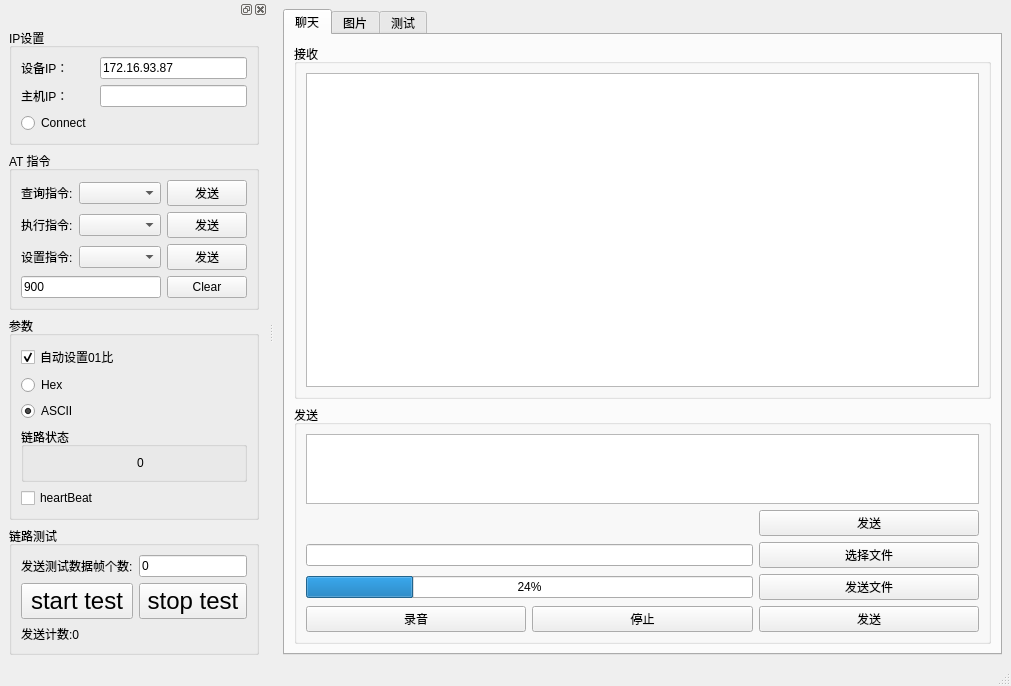
First picture: the form in mainwindow.ui, repository kdurant/laserCom, before the edit.
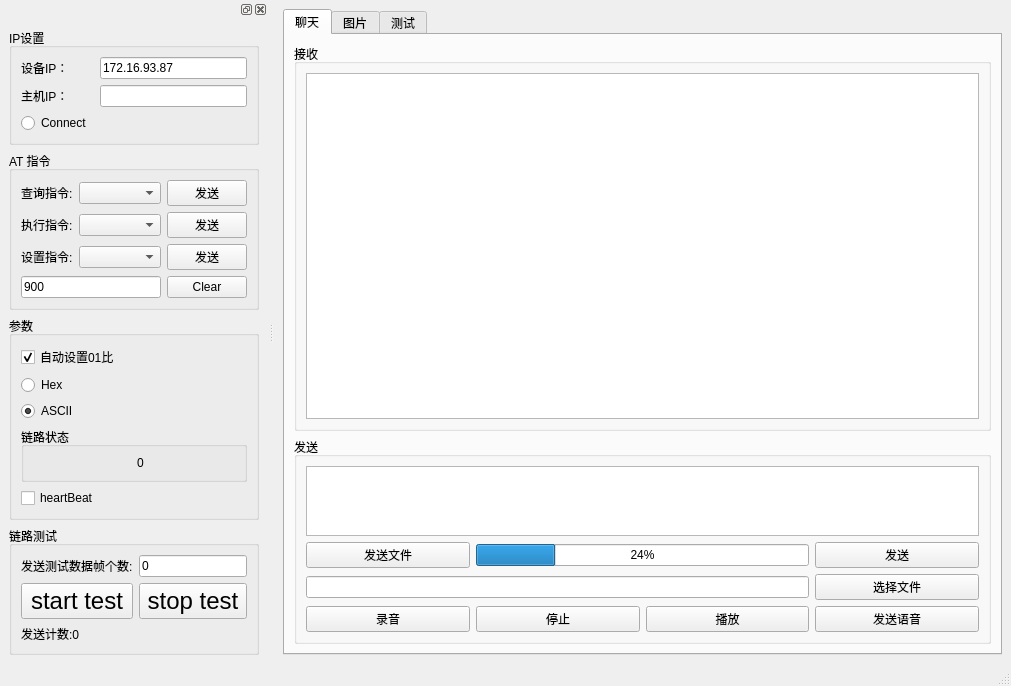
Second picture: the form after the edit. Icons and pictures are not drawn.

Commit message: feat: 完成语音传输功能

```diff
--- a/mainwindow.ui
+++ b/mainwindow.ui
@@ -43,14 +43,14 @@
            <string>发送</string>
           </property>
           <layout class="QGridLayout" name="gridLayout_2">
-           <item row="5" column="2">
-            <widget class="QPushButton" name="btn_audioSend">
+           <item row="5" column="0">
+            <widget class="QPushButton" name="btn_audioStart">
              <property name="text">
-              <string>发送</string>
+              <string>录音</string>
              </property>
             </widget>
            </item>
-           <item row="1" column="2">
+           <item row="1" column="3">
             <widget class="QPushButton" name="btn_sendText">
              <property name="text">
               <string>发送</string>
@@ -60,13 +60,6 @@
              </property>
             </widget>
            </item>
-           <item row="2" column="2">
-            <widget class="QPushButton" name="btn_selectFile">
-             <property name="text">
-              <string>选择文件</string>
-             </property>
-            </widget>
-           </item>
            <item row="5" column="1">
             <widget class="QPushButton" name="btn_audioStop">
              <property name="text">
@@ -74,7 +67,34 @@
              </property>
             </widget>
            </item>
-           <item row="3" column="2">
+           <item row="0" column="0" colspan="4">
+            <widget class="QTextEdit" name="textEdit_send"/>
+           </item>
+           <item row="2" column="3">
+            <widget class="QPushButton" name="btn_selectFile">
+             <property name="text">
+              <string>选择文件</string>
+             </property>
+            </widget>
+           </item>
+           <item row="5" column="3">
+            <widget class="QPushButton" name="btn_audioSend">
+             <property name="text">
+              <string>发送语音</string>
+             </property>
+            </widget>
+           </item>
+           <item row="5" column="2">
+            <widget class="QPushButton" name="btn_audioPlay">
+             <property name="toolTip">
+              <string>播放接收到的语音</string>
+             </property>
+             <property name="text">
+              <string>播放</string>
+             </property>
+            </widget>
+           </item>
+           <item row="1" column="0">
             <widget class="QPushButton" name="btn_sendFile">
              <property name="sizePolicy">
               <sizepolicy hsizetype="Preferred" vsizetype="Fixed">
@@ -87,17 +107,7 @@
              </property>
             </widget>
            </item>
-           <item row="5" column="0">
-            <widget class="QPushButton" name="btn_audioStart">
-             <property name="text">
-              <string>录音</string>
-             </property>
-            </widget>
-           </item>
-           <item row="0" column="0" colspan="3">
-            <widget class="QTextEdit" name="textEdit_send"/>
-           </item>
-           <item row="3" column="0" colspan="2">
+           <item row="1" column="1" colspan="2">
             <widget class="QProgressBar" name="progressBar_sendFile">
              <property name="sizePolicy">
               <sizepolicy hsizetype="Preferred" vsizetype="Fixed">
@@ -110,7 +120,7 @@
              </property>
             </widget>
            </item>
-           <item row="2" column="0" colspan="2">
+           <item row="2" column="0" colspan="3">
             <widget class="QLineEdit" name="lineEdit_sendFile">
              <property name="sizePolicy">
               <sizepolicy hsizetype="Preferred" vsizetype="Fixed">
```
The commit also changes 2 other files.
